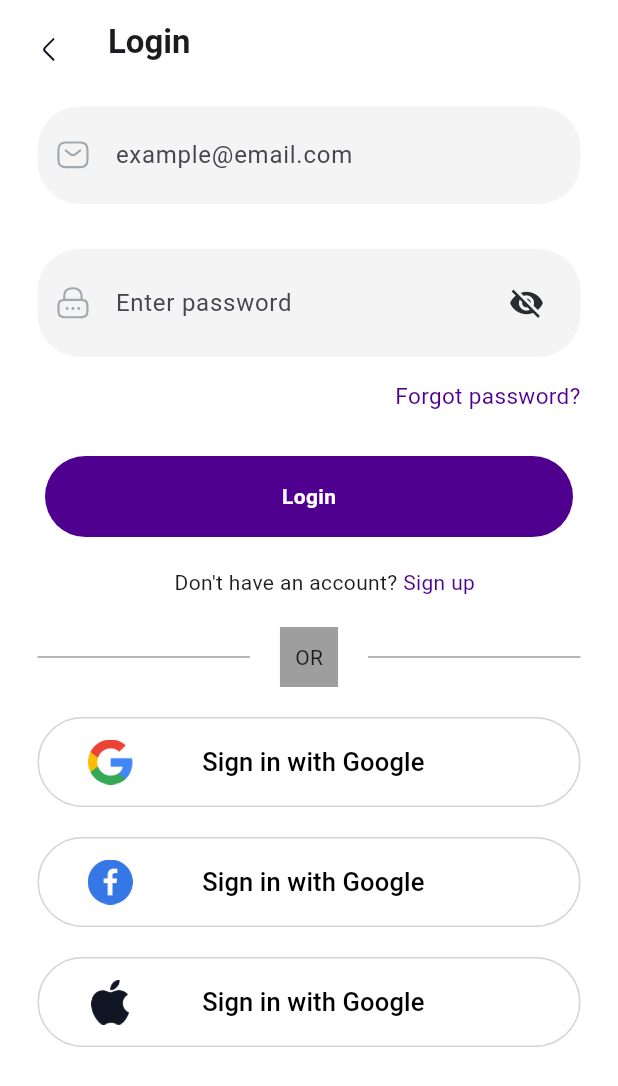
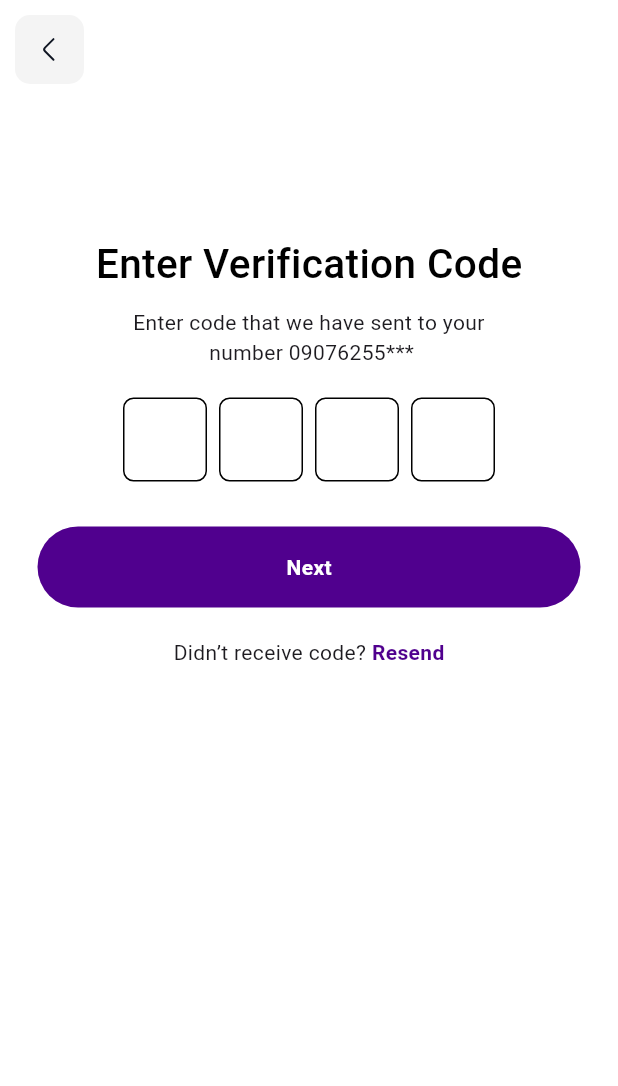
Before and after one commit to iyamujoshua/easy_care, a Flutter app: the Login screen opened by its route, after a tap on "Forgot password?", on a phone screen of 412 x 824 dp. Shown: the top 1086 px of the screen. Run offline on Flutter 3.47's test engine with Material 2 defaults, Android fonts, the phone set to English and light mode, and no system bars; drawn by our look-alikes of pinput; our stand-ins replace flutter_svg, smooth_page_indicator; Roboto replaces fonts that are missing (Poppins).

Commit message:
Fixed Otp screen in flutter

```diff
--- /dev/null
+++ b/lib/auth/forgot_password.dart
@@ -0,0 +1,241 @@
+import 'package:easy_care/utils/custom_colors.dart';
+import 'package:easy_care/utils/long_button.dart';
+import 'package:flutter/gestures.dart';
+import 'package:flutter/material.dart';
+import 'package:flutter_svg/svg.dart';
+import 'package:pinput/pinput.dart';
+
+class ForgotPassword extends StatefulWidget {
+  const ForgotPassword({super.key});
+
+  @override
+  State<ForgotPassword> createState() => _ForgotPasswordState();
+}
+
+class _ForgotPasswordState extends State<ForgotPassword> {
+  final pinController = TextEditingController();
+  final focusNode = FocusNode();
+  final formKey = GlobalKey<FormState>();
+
+  @override
+  void dispose() {
+    pinController.dispose();
+    focusNode.dispose();
+    super.dispose();
+  }
+
+  @override
+  Widget build(BuildContext context) {
+    const focusedBorderColor = BrandColors.colorbackground;
+    const fillColor = Colors.transparent;
+    const borderColor = Colors.black;
+
+    final defaultPinTheme = PinTheme(
+      width: 56,
+      height: 56,
+      textStyle: const TextStyle(
+        fontSize: 22,
+        color: Colors.black,
+      ),
+      decoration: BoxDecoration(
+        borderRadius: BorderRadius.circular(7),
+        border: Border.all(color: borderColor),
+      ),
+    );
+    return Scaffold(
+      backgroundColor: Colors.white,
+      appBar: AppBar(
+        elevation: 0,
+        backgroundColor: Colors.white,
+        leading: Padding(
+          padding: const EdgeInsets.fromLTRB(10, 10, 0, 0),
+          child: GestureDetector(
+            onTap: () {
+              Navigator.of(context).pop();
+            },
+            child: Container(
+              width: 20,
+              height: 10,
+              decoration: BoxDecoration(
+                  color: Color(0xffF4F4F4),
+                  borderRadius: BorderRadius.circular(10)),
+              child: Padding(
+                padding: const EdgeInsets.all(12.0),
+                child: SvgPicture.asset(
+                  "asset/left.svg",
+                  width: 5,
+                  height: 5,
+                ),
+              ),
+            ),
+          ),
+        ),
+      ),
+      body: Container(
+        child: Center(
+          child: Padding(
+            padding: const EdgeInsets.symmetric(horizontal: 20),
+            child: Column(
+              children: [
+                SizedBox(
+                  height: 100,
+                ),
+                Text(
+                  "Enter Verification Code",
+                  style: TextStyle(
+                    fontFamily: 'Poppins',
+                    fontSize: 27,
+                    fontWeight: FontWeight.w500,
+                    color: Colors.black,
+                  ),
+                ),
+                SizedBox(
+                  height: 10,
+                ),
+                Text(
+                  "Enter code that we have sent to your\n number 09076255***",
+                  textAlign: TextAlign.center,
+                ),
+                SizedBox(
+                  height: 20,
+                ),
+                Pinput(
+                  controller: pinController,
+                  focusNode: focusNode,
+                  androidSmsAutofillMethod:
+                      AndroidSmsAutofillMethod.smsUserConsentApi,
+                  listenForMultipleSmsOnAndroid: true,
+                  defaultPinTheme: defaultPinTheme,
+                  validator: (value) {
+                    // return value == '2222' ? null : 'Pin is incorrect';
+                  },
+                  // onClipboardFound: (value) {
+                  //   debugPrint('onClipboardFound: $value');
+                  //   pinController.setText(value);
+                  // },
+                  hapticFeedbackType: HapticFeedbackType.lightImpact,
+                  onCompleted: (pin) {
+                    debugPrint('onCompleted: $pin');
+                  },
+                  onChanged: (value) {
+                    debugPrint('onChanged: $value');
+                  },
+                  cursor: Column(
+                    mainAxisAlignment: MainAxisAlignment.end,
+                    children: [
+                      Container(
+                        margin: const EdgeInsets.only(bottom: 9),
+                        width: 22,
+                        height: 1,
+                        color: focusedBorderColor,
+                      ),
+                    ],
+                  ),
+                  focusedPinTheme: defaultPinTheme.copyWith(
+                    decoration: defaultPinTheme.decoration!.copyWith(
+                      borderRadius: BorderRadius.circular(7),
+                      border: Border.all(color: focusedBorderColor),
+                    ),
+                  ),
+                  submittedPinTheme: defaultPinTheme.copyWith(
+                    decoration: defaultPinTheme.decoration!.copyWith(
+                      color: fillColor,
+                      borderRadius: BorderRadius.circular(7),
+                      border: Border.all(color: focusedBorderColor),
+                    ),
+                  ),
+                  errorPinTheme: defaultPinTheme.copyBorderWith(
+                    border: Border.all(color: Colors.redAccent),
+                  ),
+                ),
+                SizedBox(
+                  height: 20,
+                ),
+                CustomButtonWithBorder(
+                  text: "Next",
+                  onPressed: () {
+                    showDialog(
+                      context: context,
+                      builder: (BuildContext context) {
+                        return AlertDialog(
+                          backgroundColor: BrandColors.coloricon,
+                          content: Column(
+                            mainAxisSize: MainAxisSize
+                                .min, // Set this to make the content centered
+                            children: [
+                              Row(
+                                mainAxisAlignment: MainAxisAlignment.end,
+                                children: [
+                                  IconButton(
+                                      onPressed: () {
+                                        Navigator.pushNamed(
+                                            context, '/PersonalInfo');
+                                      },
+                                      icon: Icon(Icons.close))
+                                ],
+                              ),
+                              SvgPicture.asset(
+                                "asset/verified.svg", // Replace with your image path
+                                width: 100, // Adjust the width as needed
+                                height: 100, // Adjust the height as needed
+                              ),
+                              SizedBox(
+                                  height:
+                                      10), // Add some space between image and text
+                              Text(
+                                "Phone number verified",
+                                textAlign:
+                                    TextAlign.center, // Center-align the text
+                              ),
+                            ],
+                          ),
+                        );
+                      },
+                    );
+                  },
+                  borderColor: Colors.transparent,
+                  borderWidth: 1.0,
+                  buttonColor: BrandColors.colorbackground,
+                  textStyle: TextStyle(
+                    color: Colors.white,
+                    fontSize: 14,
+                    fontWeight: FontWeight.bold,
+                  ),
+                ),
+                SizedBox(
+                  height: 20,
+                ),
+                Text.rich(
+                  TextSpan(
+                    children: [
+                      TextSpan(text: 'Didn’t receive code? '),
+                      TextSpan(
+                        text: 'Resend',
+                        recognizer: TapGestureRecognizer()
+                          ..onTap = () {
+                            // Navigator.pushReplacement(
+                            //     context,
+                            //     MaterialPageRoute(
+                            //         builder: (context) => SignUp()));
+                          },
+                        style: TextStyle(
+                            fontWeight: FontWeight.bold,
+                            color: BrandColors.colorbackground),
+                      ),
+                    ],
+                  ),
+                ),
+                Expanded(
+                  child: Container(),
+                ),
+                SizedBox(
+                  height: 20,
+                )
+              ],
+            ),
+          ),
+        ),
+      ),
+    );
+  }
+}
--- a/lib/auth/login.dart
+++ b/lib/auth/login.dart
@@ -111,7 +111,7 @@ class _LoginState extends State<Login> {
                     InkWell(
                       onTap: () {
                         // '/ForgetPassword'
-                        Navigator.pushNamed(context, '/ForgetPassword');
+                        Navigator.pushNamed(context, '/ForgotPassword');
                       },
                       child: Center(
                           child: Text(
--- a/lib/main.dart
+++ b/lib/main.dart
@@ -1,3 +1,4 @@
+import 'package:easy_care/auth/forgot_password.dart';
 import 'package:easy_care/auth/login.dart';
 import 'package:easy_care/auth/signup.dart';
 import 'package:easy_care/screens/login_as/Register_as.dart';
@@ -32,6 +33,7 @@ class MyApp extends StatelessWidget {
         '/Register': (context) => Register(),
         '/Login': (context) => Login(),
         '/SignUp': (context) => SignUp(),
+        "/ForgotPassword": (context) => ForgotPassword()
       },
     );
   }
--- a/pubspec.yaml
+++ b/pubspec.yaml
@@ -38,6 +38,7 @@ dependencies:
   flutter_svg:
   spacer: ^1.0.0
   smooth_page_indicator:
+  pinput:
 
 dev_dependencies:
   flutter_test:
```
Also changed, not shown: lib/auth/signup.dart (+17 -17 lines), pubspec.lock, 11 other files.
